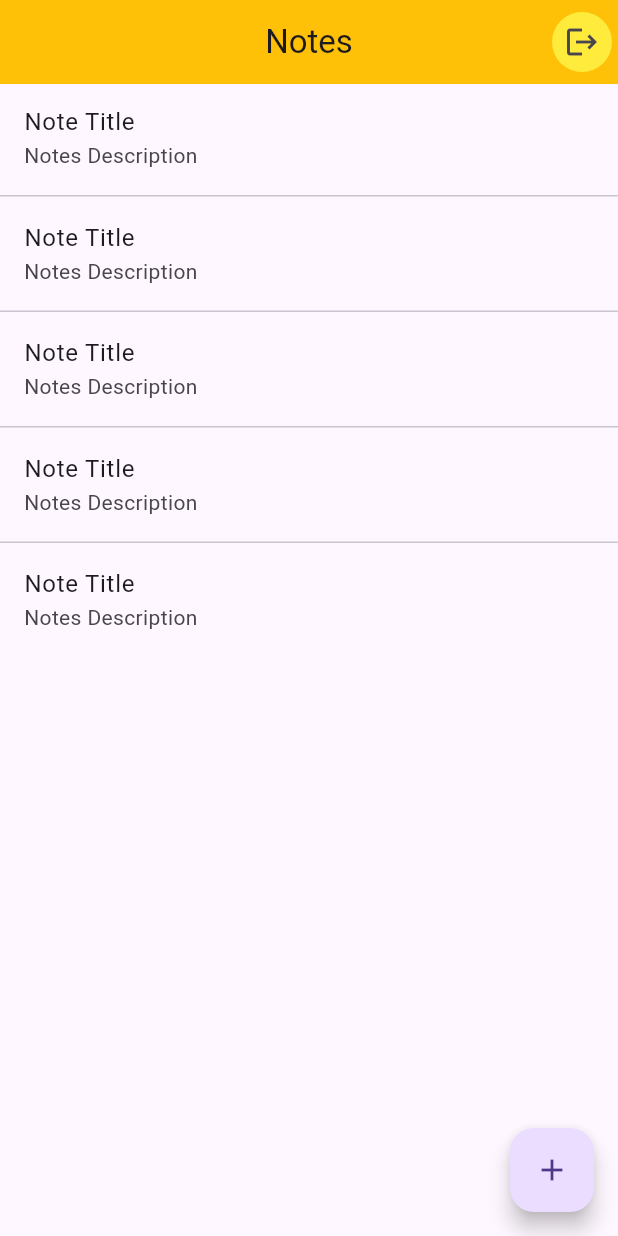
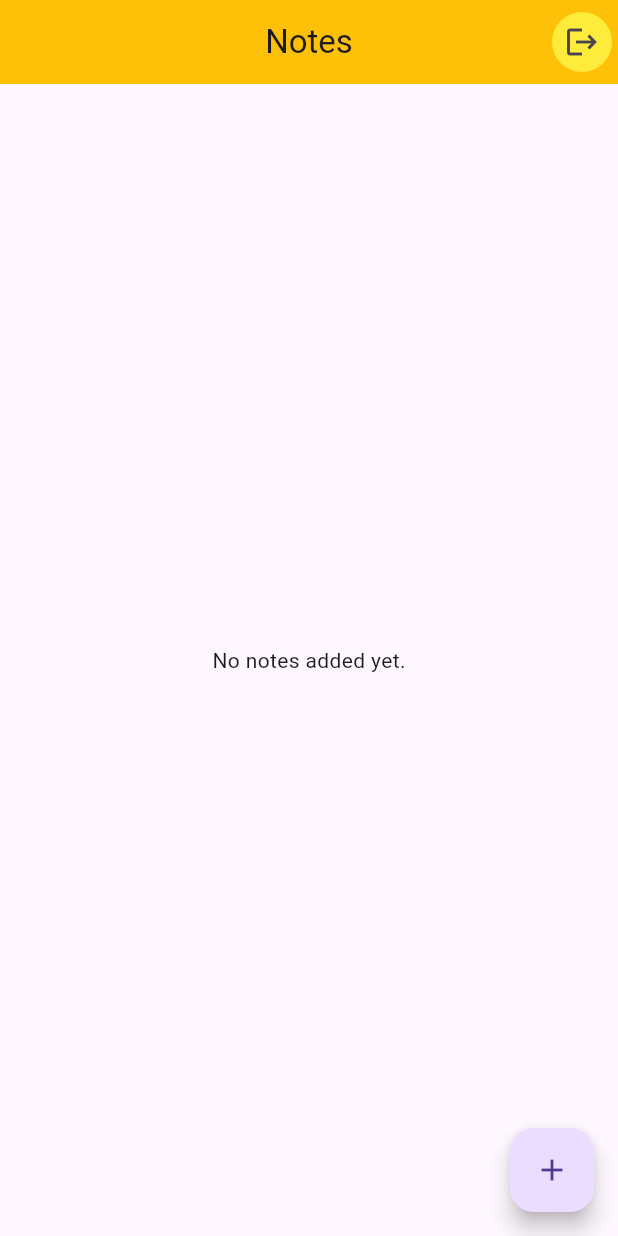
Before and after one commit to Md-LatifurRatul/notes-flutter, a Flutter app: the NotesFlutterHomeScreen screen opened by its route, on a phone screen of 412 x 824 dp. Run offline on Flutter 3.47's test engine with Material 3 defaults, Android fonts, the phone set to English and light mode, and no system bars; our stand-ins replace cloud_firestore, firebase_auth, firebase_core, get, go_router; accounts and stored records are empty; statements that could not run were skipped.

Commit message:
feat: note integration firestore

```diff
--- a/lib/presentation/pages/home/notes_flutter_home_screen.dart
+++ b/lib/presentation/pages/home/notes_flutter_home_screen.dart
@@ -1,6 +1,7 @@
 import 'package:flutter/material.dart';
 import 'package:get/get.dart';
 import 'package:go_router/go_router.dart';
+import 'package:notes_flutter/controllers/note_controller.dart';
 import 'package:notes_flutter/controllers/sign_out_controller.dart';
 import 'package:notes_flutter/routes/app_routes.dart';
 import 'package:notes_flutter/widgets/confirm_dialog.dart';
@@ -32,6 +33,9 @@ class NotesFlutterHomeScreen extends StatelessWidget {
 
   @override
   Widget build(BuildContext context) {
+    return GetBuilder<NoteController>(
+      init: NoteController(),
+      builder: (noteController) {
         return Scaffold(
           appBar: AppBar(
             title: Text("Notes"),
@@ -40,15 +44,21 @@ class NotesFlutterHomeScreen extends StatelessWidget {
             actions: [_buildSignOutSection(context)],
           ),
 
-      body: ListView.separated(
+          body:
+              noteController.notes.isEmpty
+                  ? const Center(child: Text("No notes added yet."))
+                  : ListView.separated(
                     itemBuilder: (context, index) {
+                      final note = noteController.notes[index];
                       return ListTile(
-            title: Text("Note Title"),
-            subtitle: Text("Notes Description"),
+                        title: Text(note.title),
+                        subtitle: Text(note.description),
                       );
                     },
-        separatorBuilder: (context, index) => const Divider(height: 5),
-        itemCount: 5,
+                    separatorBuilder:
+                        (context, index) =>
+                            const Divider(height: 5, color: Colors.grey),
+                    itemCount: noteController.notes.length,
                   ),
 
           floatingActionButton: FloatingActionButton(
@@ -58,6 +68,8 @@ class NotesFlutterHomeScreen extends StatelessWidget {
 
             child: const Icon(Icons.add),
           ),
+        );
+      },
     );
   }
 
```
Also changed, not shown: lib/presentation/pages/notes/add_notes_screen.dart (+28 -4 lines). Lines whose indentation alone changed are shown as unchanged.
